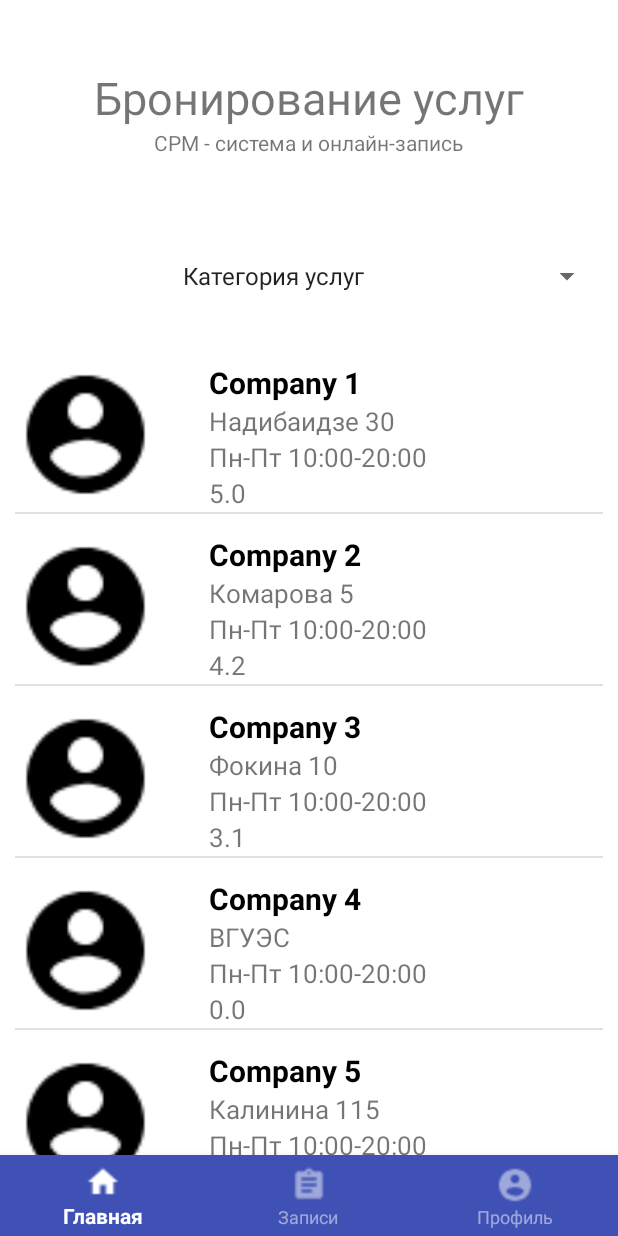
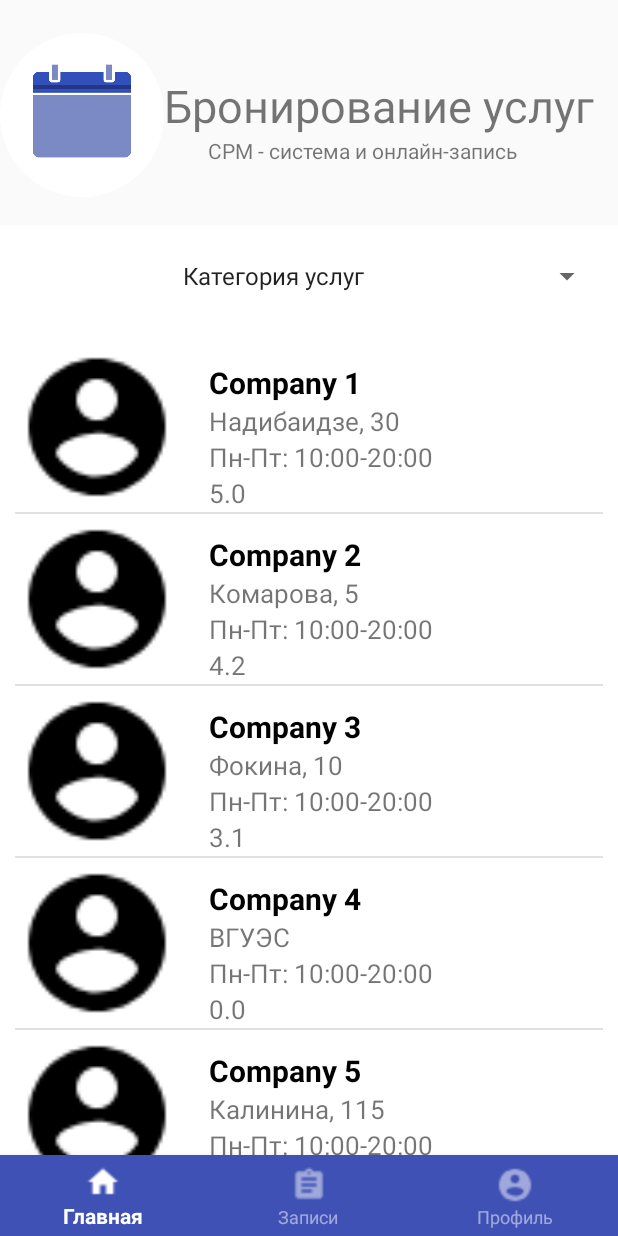
Before and after one commit to darkice-dev/ClientServise, an Android app: the screen it shows after launch (MainActivity), on a phone screen of 412 x 824 dp. Run offline under Robolectric (Android 15) with nearby library versions, the phone set to English and light mode, and no system bars.

Commit message:
Added a logo and start creating a company page.

```diff
--- a/app/src/main/AndroidManifest.xml
+++ b/app/src/main/AndroidManifest.xml
@@ -9,7 +9,8 @@
         android:roundIcon="@mipmap/ic_launcher_round"
         android:supportsRtl="true"
         android:theme="@style/AppTheme">
-        <activity android:name=".RegistrationCompany"></activity>
+        <activity android:name=".CompanyViewActivity"></activity>
+        <activity android:name=".RegistrationCompany" />
         <activity android:name=".RegistrationClient" />
         <activity android:name=".RegistrationActivity" />
         <activity android:name=".HelpActivity" />
--- a/app/src/main/java/com/project/clientservise1/HomeFragment.java
+++ b/app/src/main/java/com/project/clientservise1/HomeFragment.java
@@ -1,6 +1,7 @@
 package com.project.clientservise1;
 
 
+import android.content.Intent;
 import android.os.Bundle;
 
 import androidx.annotation.Nullable;
@@ -10,6 +11,7 @@ import android.view.LayoutInflater;
 import android.view.View;
 import android.view.ViewGroup;
 import android.widget.Adapter;
+import android.widget.AdapterView;
 import android.widget.ArrayAdapter;
 import android.widget.LinearLayout;
 import android.widget.ListView;
@@ -41,9 +43,9 @@ public class HomeFragment extends Fragment {
                              Bundle savedInstanceState) {
 
         String[] nameCompany = {"Company 1","Company 2", "Company 3", "Company 4", "Company 5"};
-        String[] Address = {"Надибаидзе 30","Комарова 5","Фокина 10","ВГУЭС","Калинина 115"};
-        String[] workTime = {"Пн-Пт 10:00-20:00","Пн-Пт 10:00-20:00","Пн-Пт 10:00-20:00",
-                "Пн-Пт 10:00-20:00","Пн-Пт 10:00-20:00"};
+        String[] Address = {"Надибаидзе, 30","Комарова, 5","Фокина, 10","ВГУЭС","Калинина, 115"};
+        String[] workTime = {"Пн-Пт: 10:00-20:00","Пн-Пт: 10:00-20:00","Пн-Пт: 10:00-20:00",
+                "Пн-Пт: 10:00-20:00","Пн-Пт: 10:00-20:00"};
         String[] Rating = {"5.0","4.2","3.1","0.0","2.6"};
         int[] image = {R.drawable.baseline_account_circle_black_48dp, R.drawable.baseline_account_circle_black_48dp,
                 R.drawable.baseline_account_circle_black_48dp, R.drawable.baseline_account_circle_black_48dp,
@@ -62,6 +64,14 @@ public class HomeFragment extends Fragment {
         }, 400);
 
        // Utility.setListViewHeightBasedOnChildren(listView);
+
+        listView.setOnItemClickListener(new AdapterView.OnItemClickListener() {             //Обработчик нажатия на ListView
+            @Override
+            public void onItemClick(AdapterView<?> parent, View view, int position, long id) {              //Позволяет сделать нажатие и перейти на новый активити
+                Intent intent = new Intent(getActivity(), CompanyViewActivity.class);
+                startActivity(intent);
+            }
+        });
         createSpinner(view);
         return view;
     }
--- a/app/src/main/res/layout/fragment_home.xml
+++ b/app/src/main/res/layout/fragment_home.xml
@@ -11,7 +11,40 @@
         android:layout_width="wrap_content"
         android:layout_height="wrap_content">
 
-        <LinearLayout
+        <RelativeLayout
+            android:id="@+id/rl_logo"
+            android:layout_width="match_parent"
+            android:layout_height="150dp">
+
+            <ImageView
+                android:id="@+id/im_company"
+                android:layout_width="109dp"
+                android:layout_height="113dp"
+                android:layout_marginTop="20dp"
+                android:src="@drawable/start_logo512" />
+
+            <TextView
+                android:id="@+id/tv_name"
+                android:layout_width="wrap_content"
+                android:layout_height="wrap_content"
+                android:layout_marginTop="50dp"
+                android:layout_toRightOf="@id/im_company"
+                android:text="@string/name"
+                android:textSize="30sp" />
+
+            <TextView
+                android:layout_width="wrap_content"
+                android:layout_height="wrap_content"
+                android:layout_below="@+id/tv_name"
+                android:layout_marginLeft="29dp"
+                android:layout_marginTop="0dp"
+                android:layout_toRightOf="@id/im_company"
+                android:text="@string/CRM" />
+
+        </RelativeLayout>
+
+
+        <!--<LinearLayout
             android:id="@+id/layout_name_of_application"
             android:layout_width="match_parent"
             android:layout_height="150dp"
@@ -20,10 +53,17 @@
             android:orientation="vertical"
             android:padding="10dp">
 
+            <ImageView
+                android:id="@+id/iv_logo"
+                android:layout_width="match_parent"
+                android:layout_height="match_parent"
+                android:src="@drawable/start_logo512"/>
+
             <TextView
                 android:id="@+id/tv_name"
                 android:layout_width="wrap_content"
                 android:layout_height="wrap_content"
+                android:layout_toRightOf="@id/im_company"
                 android:text="@string/name"
                 android:textSize="30sp"/>
 
@@ -32,7 +72,7 @@
                 android:layout_height="wrap_content"
                 android:text="@string/CRM" />
 
-        </LinearLayout>
+        </LinearLayout>-->
 
         <LinearLayout
             android:id="@+id/layout_spinner"
@@ -40,7 +80,7 @@
             android:layout_height="match_parent"
             android:background="#FFFFFF"
             android:gravity="center"
-            android:layout_below="@id/layout_name_of_application"
+            android:layout_below="@id/rl_logo"
             android:orientation="vertical"
             android:padding="10dp">
 
@@ -65,7 +105,7 @@
             <ListView
                 android:id="@+id/lv_button"
                 android:layout_width="match_parent"
-                android:layout_height="369dp"
+                android:layout_height="494dp"
                 tools:ignore="NestedScrolling" />
 
         </LinearLayout>
--- a/app/src/main/res/layout/list_button.xml
+++ b/app/src/main/res/layout/list_button.xml
@@ -8,8 +8,6 @@
         android:id="@+id/im_company"
         android:layout_width="109dp"
         android:layout_height="113dp"
-        android:paddingTop="10dp"
-        android:paddingRight="15dp"
         android:src="@drawable/baseline_account_circle_black_48dp" />
 
     <TextView
@@ -53,8 +51,6 @@
         android:layout_marginLeft="20dp"
         android:text="Рейтинг"
         android:textSize="17sp" />
-    <ListView
-        android:layout_width="match_parent"
-        android:layout_height="match_parent"/>
+
 
 </RelativeLayout>
```
Also changed, not shown: app/src/main/java/com/project/clientservise1/CompanyViewActivity.java (added, +40 -0 lines), app/src/main/java/com/project/clientservise1/ListServiceAdapter.java (added, +51 -0 lines), app/src/main/res/layout/activity_company_view.xml (added, +133 -0 lines), app/src/main/res/layout/list_service.xml (added, +37 -0 lines), app/src/main/res/drawable-hdpi/start_logo512.png (added).
